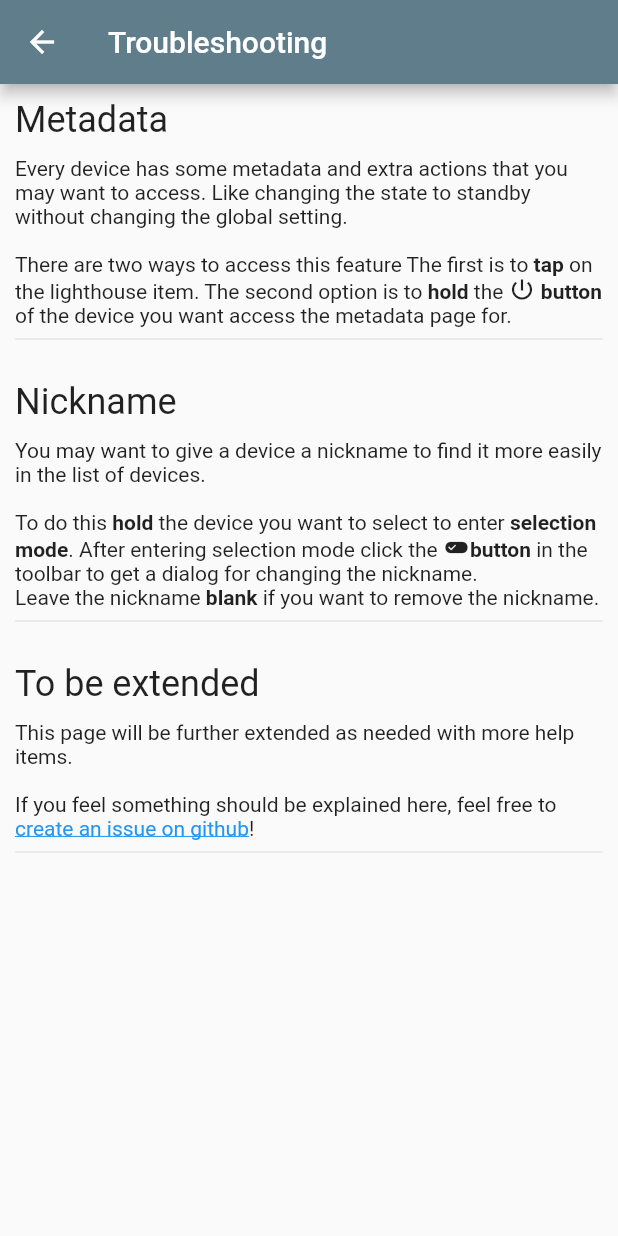
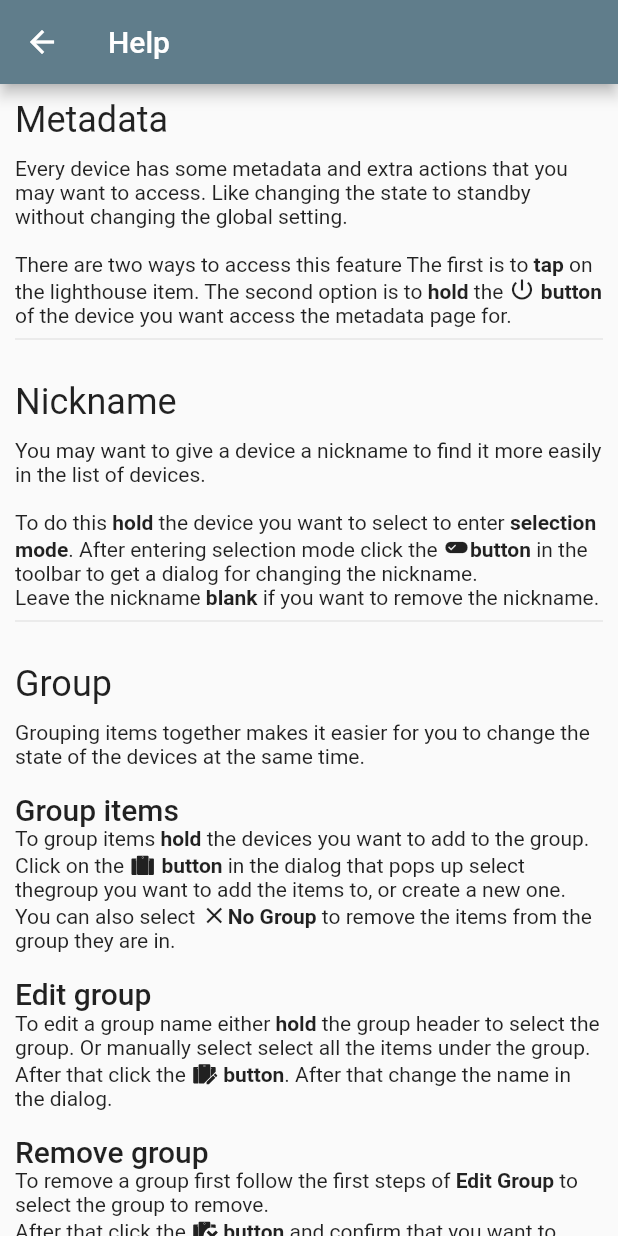
Before and after one commit to jeroen1602/lighthouse_pm, a Flutter app: the HelpPage screen opened directly, on a phone screen of 412 x 824 dp. Run offline on Flutter 3.47's test engine with Material 2 defaults, Android fonts, the phone set to English and light mode, and no system bars; our stand-ins replace community_material_icon, convert, device_info, flutter_blue, flutter_svg, moor and 6 more; missing offline and left inert: mutex; generated files the repository leaves out were written again.

Commit message:
Added help info for groups to help page.

```diff
--- a/lib/pages/HelpPage.dart
+++ b/lib/pages/HelpPage.dart
@@ -1,5 +1,6 @@
 import 'package:flutter/gestures.dart';
 import 'package:flutter/material.dart';
+import 'package:flutter_svg/flutter_svg.dart';
 import 'package:url_launcher/url_launcher.dart';
 
 import './BasePage.dart';
@@ -16,9 +17,11 @@ class HelpPage extends BasePage {
     final textTheme =
         Theme.of(context).textTheme.bodyText2!.copyWith(fontSize: 14);
     final textThemeBold = textTheme.copyWith(fontWeight: FontWeight.bold);
+    final headlineTheme = Theme.of(context).textTheme.headline6;
+    final iconSize = textTheme.fontSize! + 4;
 
     return Scaffold(
-        appBar: AppBar(title: Text('Troubleshooting')),
+        appBar: AppBar(title: Text('Help')),
         body: ListView(
           children: [
             _HelpItem(
@@ -40,7 +43,7 @@ class HelpPage extends BasePage {
                 WidgetSpan(
                     child: Icon(
                   Icons.power_settings_new,
-                  size: textTheme.fontSize! + 4,
+                  size: iconSize,
                   color: textThemeBold.color,
                 )),
                 TextSpan(text: ' button', style: textThemeBold),
@@ -64,7 +67,7 @@ class HelpPage extends BasePage {
                 WidgetSpan(
                     child: Icon(
                   Icons.edit_attributes,
-                  size: textTheme.fontSize! + 4,
+                  size: iconSize,
                   color: textThemeBold.color,
                 )),
                 TextSpan(text: 'button', style: textThemeBold),
@@ -76,6 +79,80 @@ class HelpPage extends BasePage {
                 TextSpan(text: ' if you want to remove the nickname.')
               ])),
             ),
+            _HelpItem(
+                title: 'Group',
+                body: RichText(
+                  text: TextSpan(style: textTheme, children: [
+                    TextSpan(
+                        text: 'Grouping items together makes it easier for '
+                            'you to change the state of the devices at the '
+                            'same time.\n\n'),
+                    TextSpan(text: 'Group items\n', style: headlineTheme),
+                    TextSpan(text: 'To group items '),
+                    TextSpan(text: 'hold', style: textThemeBold),
+                    TextSpan(
+                        text: ' the devices you want to add to the '
+                            'group. Click on the '),
+                    WidgetSpan(
+                        child: SvgPicture.asset(
+                      'assets/images/group-icon.svg',
+                      color: textThemeBold.color,
+                      width: iconSize,
+                      height: iconSize,
+                    )),
+                    TextSpan(text: ' button', style: textThemeBold),
+                    TextSpan(
+                        text: ' in the dialog that pops up select the'
+                            'group you want to add the items to, '
+                            'or create a new one. You can also select '),
+                    WidgetSpan(
+                      child: Icon(Icons.clear,
+                          size: iconSize, color: textThemeBold.color),
+                    ),
+                    TextSpan(text: 'No Group', style: textThemeBold),
+                    TextSpan(
+                        text:
+                            ' to remove the items from the group they are in.\n\n'),
+                    TextSpan(text: 'Edit group\n', style: headlineTheme),
+                    TextSpan(text: 'To edit a group name either '),
+                    TextSpan(text: 'hold', style: textThemeBold),
+                    TextSpan(text: ' the group header to select the group. '),
+                    TextSpan(
+                        text: 'Or manually select select all the items '
+                            'under the group.\n'),
+                    TextSpan(text: 'After that click the '),
+                    WidgetSpan(
+                        child: SvgPicture.asset(
+                      'assets/images/group-edit-icon.svg',
+                      color: textThemeBold.color,
+                      width: iconSize,
+                      height: iconSize,
+                    )),
+                    TextSpan(text: ' button', style: textThemeBold),
+                    TextSpan(
+                        text:
+                            '. After that change the name in the dialog.\n\n'),
+                    TextSpan(text: 'Remove group\n', style: headlineTheme),
+                    TextSpan(
+                        text: 'To remove a group first follow the first '
+                            'steps of '),
+                    TextSpan(text: 'Edit Group', style: textThemeBold),
+                    TextSpan(text: ' to select the group to remove.\n'),
+                    TextSpan(text: 'After that click the '),
+                    WidgetSpan(
+                        child: SvgPicture.asset(
+                      'assets/images/group-delete-icon.svg',
+                      color: textThemeBold.color,
+                      width: iconSize,
+                      height: iconSize,
+                    )),
+                    TextSpan(text: ' button', style: textThemeBold),
+                    TextSpan(
+                        text: ' and confirm that you want to remove the '
+                            'group.\nThe items in the group will automatically '
+                            'be removed.'),
+                  ]),
+                )),
             _HelpItem(
               title: 'To be extended',
               body: RichText(
--- a/lib/pages/MainPage.dart
+++ b/lib/pages/MainPage.dart
@@ -1,6 +1,5 @@
 import 'dart:io';
 
-import 'package:community_material_icon/community_material_icon.dart';
 import 'package:flutter/foundation.dart';
 import 'package:flutter/material.dart';
 import 'package:flutter_blue/flutter_blue.dart';
@@ -517,8 +516,7 @@ class _ScanDevicesPage extends State<ScanDevicesPage>
     return IconButton(
         tooltip: 'Delete group',
         icon: SvgPicture.asset('assets/images/group-delete-icon.svg',
-            color: Theme.of(context).appBarTheme.iconTheme?.color
-        ),
+            color: Theme.of(context).appBarTheme.iconTheme?.color),
         onPressed: () async {
           if (await DeleteGroupAlertWidget.showCustomDialog(context,
               group: group)) {
```
